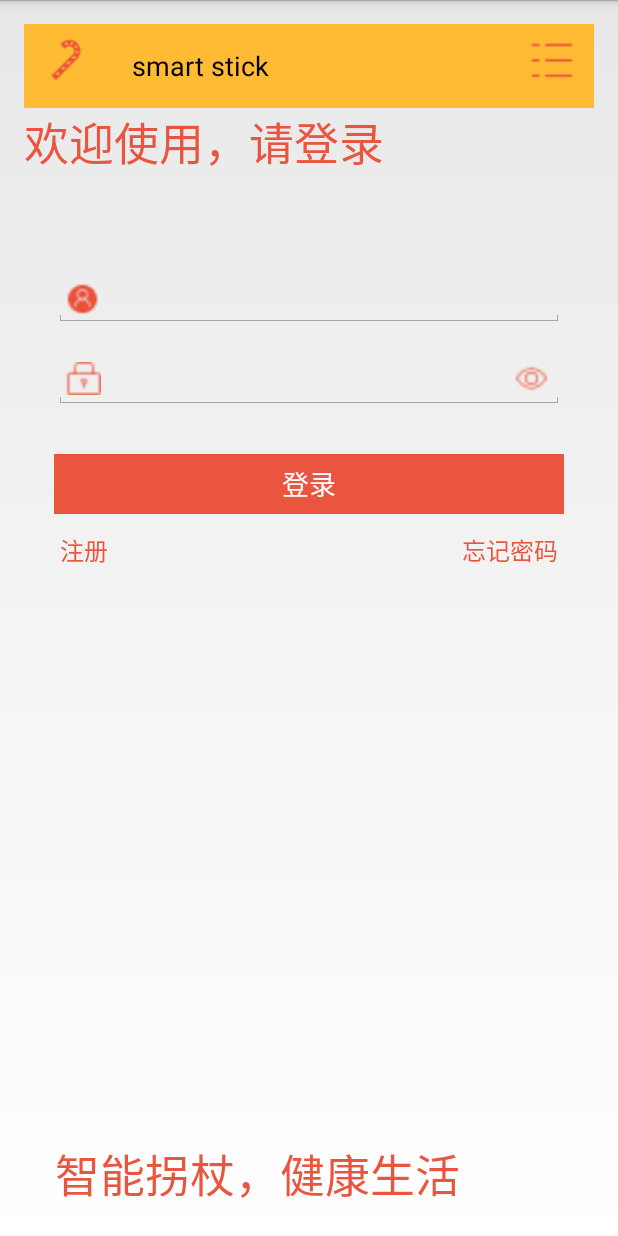
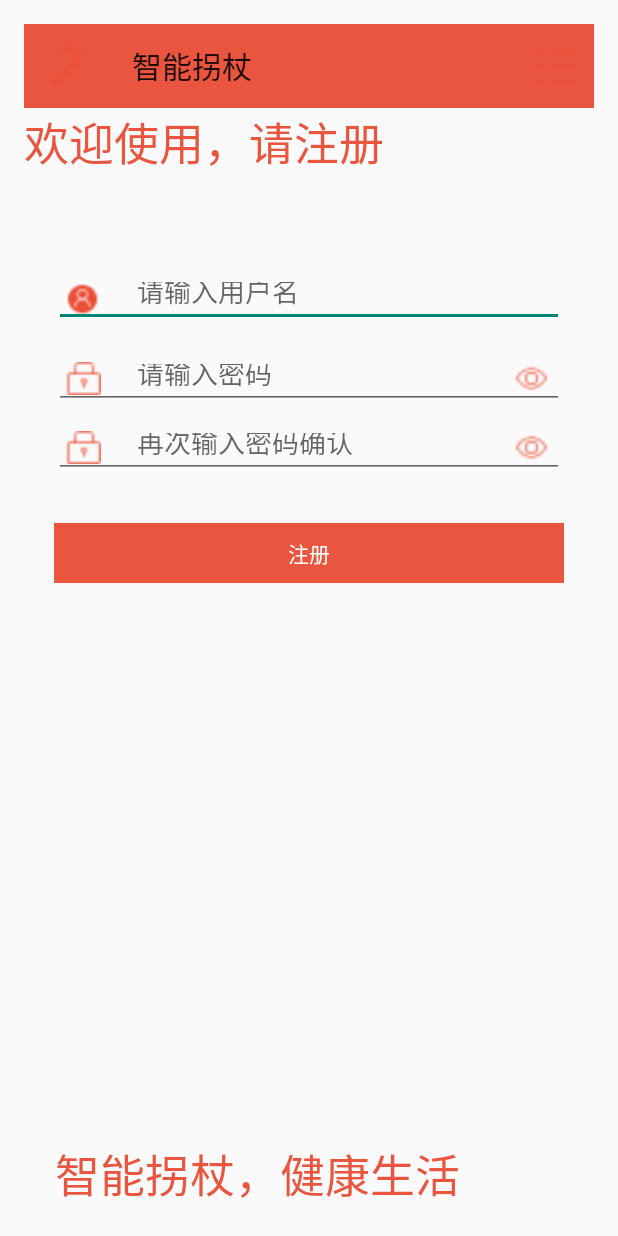
Before and after one commit to windyear/smart_stick, an Android app: the screen it shows after launch (MainActivity before the commit, register_Activity after it), after a tap on "注册", on a phone screen of 412 x 824 dp. Run offline under Robolectric (Android 15) with nearby library versions, the phone set to English and light mode, and no system bars.

Commit message:
注册登录界面完成！

```diff
--- a/build.gradle
+++ b/build.gradle
@@ -1,13 +1,13 @@
 apply plugin: 'com.android.application'
 
 android {
-    compileSdkVersion 21
+    compileSdkVersion 23
     buildToolsVersion "23.0.1"
 
     defaultConfig {
         applicationId "com.indoorlocate.smart_stick"
         minSdkVersion 21
-        targetSdkVersion 22
+        targetSdkVersion 23
         versionCode 1
         versionName "1.0"
     }
@@ -22,4 +22,6 @@ android {
 dependencies {
     compile fileTree(dir: 'libs', include: ['*.jar'])
     testCompile 'junit:junit:4.12'
+    compile 'com.android.support:cardview-v7:23.2.1'
+    compile 'com.android.support:recyclerview-v7:23.2.1'
 }
--- a/src/main/AndroidManifest.xml
+++ b/src/main/AndroidManifest.xml
@@ -20,10 +20,12 @@
             android:label="@string/app_name">
             <intent-filter>
                 <action android:name="android.intent.action.MAIN" />
+
                 <category android:name="android.intent.category.LAUNCHER" />
             </intent-filter>
         </activity>
-        <activity android:name=".menu_Activity"></activity>
+        <activity android:name=".menu_Activity" />
+        <activity android:name=".register_Activity"></activity>
     </application>
 
 </manifest>
--- a/src/main/java/com/indoorlocate/smart_stick/MainActivity.java
+++ b/src/main/java/com/indoorlocate/smart_stick/MainActivity.java
@@ -1,12 +1,16 @@
 package com.indoorlocate.smart_stick;
 
 import android.app.Activity;
+import android.app.ActivityOptions;
+import android.app.AlertDialog;
 import android.content.BroadcastReceiver;
 import android.content.ContentResolver;
 import android.content.ContentValues;
 import android.content.Context;
+import android.content.DialogInterface;
 import android.content.Intent;
 import android.content.IntentFilter;
+import android.content.SharedPreferences;
 import android.database.Cursor;
 import android.database.sqlite.SQLiteDatabase;
 import android.net.Uri;
@@ -16,12 +20,15 @@ import android.text.Editable;
 import android.text.InputType;
 import android.text.TextWatcher;
 import android.util.Log;
+import android.view.LayoutInflater;
 import android.view.Menu;
 import android.view.MenuItem;
 import android.view.View;
+import android.view.ViewGroup;
 import android.widget.Button;
 import android.widget.EditText;
 import android.widget.TextView;
+import android.widget.Toast;
 import android.widget.Toolbar;
 
 
@@ -37,6 +44,11 @@ public class MainActivity extends Activity implements View.OnClickListener {
     private TextView sms_body;
     private TextWatcher username_watcher;
     private TextWatcher password_watcher;
+    private EditText name;//注册时用户名
+    private EditText pw;//注册时密码
+    //用于存储密码
+    SharedPreferences sharedPreferences;
+    SharedPreferences.Editor editor;
     //用于显示短信内容
     private Uri SMS_INBOX=Uri.parse("content://sms/");
     //这里的只能接收到新发过来的短信
@@ -80,6 +92,8 @@ public class MainActivity extends Activity implements View.OnClickListener {
         mLoginButton = (Button) findViewById(R.id.login);//登录
         mLoginError  = (Button) findViewById(R.id.login_error);//忘记密码
         mRegister    = (Button) findViewById(R.id.register);//注册
+        name= (EditText) findViewById(R.id.dl_name);//注册用户名
+        pw= (EditText) findViewById(R.id.dl_pw);//注册密码
         //注册事件
         bt_username_clear.setOnClickListener(this);
         bt_pwd_clear.setOnClickListener(this);
@@ -87,16 +101,14 @@ public class MainActivity extends Activity implements View.OnClickListener {
         mLoginButton.setOnClickListener(this);
         mLoginError.setOnClickListener(this);
         mRegister.setOnClickListener(this);
+
         initWatcher();
         //注册监视器
         et_name.addTextChangedListener(username_watcher);
         et_pass.addTextChangedListener(password_watcher);
-        //et_name.addTextChangedListener(username_watcher);
-        //et_pass.addTextChangedListener(password_watcher);
         //ONLYTEST     = (Button) findViewById(R.id.registfer);
         //ONLYTEST.setOnClickListener(this);
         //ONLYTEST.setOnLongClickListener((OnLongClickListener) this);
-
 
         sms_body=(TextView)findViewById(R.id.sms_body);
         //动态注册广播
@@ -104,6 +116,12 @@ public class MainActivity extends Activity implements View.OnClickListener {
         registerReceiver(sms_Receiver, intent);
         //利用contentprovider直接读取系统中存储的信息
         //获取处理的对象
+        //利用sharepereference存储数据
+        sharedPreferences=this.getSharedPreferences("password",Context.MODE_PRIVATE);
+        editor=sharedPreferences.edit();
+        //预先存储一组用户，用户名123，密码aaaa
+        editor.putString("123","aaaa");
+        editor.commit();
     }
 
     private void initWatcher() {
@@ -196,12 +214,60 @@ public class MainActivity extends Activity implements View.OnClickListener {
                 break;
             case R.id.login_error: //无法登陆(忘记密码了吧)
                 Log.v("msg","忘记密码！");
+                LayoutInflater inflater = getLayoutInflater();
+                View layout = inflater.inflate(R.layout.dialog_layout, (ViewGroup) findViewById(R.id.dialog));
+                AlertDialog.Builder builder = new AlertDialog.Builder(MainActivity.this);
+                builder.setTitle("用户注册").setView(layout);
+                //确定按钮点击事件
+                builder.setPositiveButton("确定", new DialogInterface.OnClickListener()
+                {
+                    @Override
+                    public void onClick(DialogInterface dialog, int which)
+                    {
+                        editor.putString(name.getText().toString(),pw.getText().toString());
+                        editor.commit();
+                        Toast.makeText(MainActivity.this, "注册成功", Toast.LENGTH_SHORT).show();
+                    }
+                });
+                //    设置一个NegativeButton
+                builder.setNegativeButton("取消", new DialogInterface.OnClickListener()
+                {
+                    @Override
+                    public void onClick(DialogInterface dialog, int which)
+                    {
+                        Toast.makeText(MainActivity.this, "已取消注册 " , Toast.LENGTH_SHORT).show();
+                    }
+                });
+                builder.show();
+                //确定按钮点击事件
+                builder.setPositiveButton("确定", new DialogInterface.OnClickListener()
+                {
+                    @Override
+                    public void onClick(DialogInterface dialog, int which)
+                    {
+                        editor.putString(name.getText().toString(),pw.getText().toString());
+                        editor.commit();
+                        Toast.makeText(MainActivity.this, "注册成功", Toast.LENGTH_SHORT).show();
+                    }
+                });
+                //    设置一个NegativeButton
+                builder.setNegativeButton("取消", new DialogInterface.OnClickListener()
+                {
+                    @Override
+                    public void onClick(DialogInterface dialog, int which)
+                    {
+                        Toast.makeText(MainActivity.this, "已取消注册 " , Toast.LENGTH_SHORT).show();
+                    }
+                });
+                builder.show();
 //   Intent login_error_intent=new Intent();
 //   login_error_intent.setClass(LoginActivity.this, ForgetCodeActivity.class);
 //   startActivity(login_error_intent);
                 break;
             case R.id.register:    //注册新的用户
                 Log.v("msg","注册新用户！");
+                Intent intent=new Intent(this,register_Activity.class);
+                startActivity(intent, ActivityOptions.makeSceneTransitionAnimation(this).toBundle());
 //   Intent intent=new Intent();
 //   intent.setClass(LoginActivity.this, ValidatePhoneNumActivity.class);
 //   startActivity(intent);
@@ -235,7 +301,18 @@ public class MainActivity extends Activity implements View.OnClickListener {
     }
 
     private void login() {
+        String password=sharedPreferences.getString(et_name.getText().toString(),null);
+        if(password==null){
+            Log.v("msg","没有该用户，请重新输入");
+            et_name.setText("");
+            et_pass.setText("");
+        }
+       else if(password.equals(et_pass.getText().toString())){
         Intent intent=new Intent(this,menu_Activity.class);
-        startActivity(intent);
+        startActivity(intent, ActivityOptions.makeSceneTransitionAnimation(this).toBundle());
+        }else{
+            Log.v("msg","密码错误，请重新输入密码");
+            et_pass.setText("");
+        }
     }
 }
--- /dev/null
+++ b/src/main/java/com/indoorlocate/smart_stick/register_Activity.java
@@ -0,0 +1,193 @@
+package com.indoorlocate.smart_stick;
+
+import android.app.Activity;
+import android.app.ActivityOptions;
+import android.content.Context;
+import android.content.Intent;
+import android.content.SharedPreferences;
+import android.os.Bundle;
+import android.text.Editable;
+import android.text.InputType;
+import android.text.TextWatcher;
+import android.util.Log;
+import android.view.Menu;
+import android.view.MenuItem;
+import android.view.View;
+import android.widget.Button;
+import android.widget.EditText;
+import android.widget.Toast;
+import android.widget.Toolbar;
+
+
+public class register_Activity extends Activity implements View.OnClickListener {
+    //声明所有控件
+    private Button rbt_username_clear;
+    private Button rbt_pwd_clear;
+    private Button rbt_pwd_clear1;
+    private Button rbt_pwd_eye;
+    private Button rbt_pwd_eye1;
+    private Button mRegister;
+    private EditText ret_name, ret_pass,ret_pass1;
+    private TextWatcher username_watcher;
+    private TextWatcher password_watcher;
+    private TextWatcher password_watcher1;
+    //用于存储密码
+    SharedPreferences sharedPreferences;
+    SharedPreferences.Editor editor;
+    //用于显示短信内容
+    @Override
+    protected void onCreate(Bundle savedInstanceState) {
+        super.onCreate(savedInstanceState);
+        setContentView(R.layout.register_layout);
+        //获取toolbar
+        Toolbar toolbar= (Toolbar) findViewById(R.id.rtoolbar);
+        setActionBar(toolbar);
+        //获取所有空间对象以及设置监听事件
+        ret_name = (EditText) findViewById(R.id.rusername);//登录名
+        ret_pass = (EditText) findViewById(R.id.rpassword);//密码
+        ret_pass1 = (EditText) findViewById(R.id.rpassword1);//密码
+        rbt_username_clear = (Button)findViewById(R.id.rbt_username_clear);//清除登录名
+        rbt_pwd_clear = (Button)findViewById(R.id.rbt_pwd_clear);//清除密码
+        rbt_pwd_clear1 = (Button)findViewById(R.id.rbt_pwd_clear1);//清除密码1
+        rbt_pwd_eye = (Button)findViewById(R.id.rbt_pwd_eye);//显示密码
+        rbt_pwd_eye1 = (Button)findViewById(R.id.rbt_pwd_eye1);//显示密码1
+        mRegister    = (Button) findViewById(R.id.mregister);//注册
+        //注册事件
+        rbt_username_clear.setOnClickListener(this);
+        rbt_pwd_clear.setOnClickListener(this);
+        rbt_pwd_eye.setOnClickListener(this);
+        mRegister.setOnClickListener(this);
+        rbt_pwd_clear1.setOnClickListener(this);
+        rbt_pwd_eye1.setOnClickListener(this);
+        initWatcher();
+        //注册监视器
+        ret_name.addTextChangedListener(username_watcher);
+        ret_pass.addTextChangedListener(password_watcher);
+        ret_pass1.addTextChangedListener(password_watcher1);
+        //利用contentprovider直接读取系统中存储的信息
+        //获取处理的对象
+        //利用sharepereference存储数据
+        sharedPreferences=this.getSharedPreferences("password", Context.MODE_PRIVATE);
+        editor=sharedPreferences.edit();
+    }
+
+    private void initWatcher() {
+        username_watcher = new TextWatcher() {
+            public void onTextChanged(CharSequence s, int start, int before, int count) {}
+            public void beforeTextChanged(CharSequence s, int start, int count,int after) {}
+            public void afterTextChanged(Editable s) {
+                ret_pass.setText("");
+                ret_pass1.setText("");
+                if(s.toString().length()>0){
+                    rbt_username_clear.setVisibility(View.VISIBLE);
+                }else{
+                    rbt_username_clear.setVisibility(View.INVISIBLE);
+                }
+            }
+        };
+
+        password_watcher = new TextWatcher() {
+            public void onTextChanged(CharSequence s, int start, int before, int count) {}
+            public void beforeTextChanged(CharSequence s, int start, int count,int after) {}
+            public void afterTextChanged(Editable s) {
+                if(s.toString().length()>0){
+                    rbt_pwd_clear.setVisibility(View.VISIBLE);
+                }else{
+                    rbt_pwd_clear.setVisibility(View.INVISIBLE);
+                }
+            }
+        };
+        password_watcher1 = new TextWatcher() {
+            public void onTextChanged(CharSequence s, int start, int before, int count) {}
+            public void beforeTextChanged(CharSequence s, int start, int count,int after) {}
+            public void afterTextChanged(Editable s) {
+                if(s.toString().length()>0){
+                    rbt_pwd_clear1.setVisibility(View.VISIBLE);
+                }else{
+                    rbt_pwd_clear1.setVisibility(View.INVISIBLE);
+                }
+            }
+        };
+    }
+
+    @Override
+    public boolean onCreateOptionsMenu(Menu menu) {
+        // Inflate the menu; this adds items to the action bar if it is present.
+        getMenuInflater().inflate(R.menu.menu_main, menu);
+        return true;
+    }
+
+    public boolean onOptionsItemSelected(MenuItem item) {
+        // Handle action bar item clicks here. The action bar will
+        // automatically handle clicks on the Home/Up button, so long
+        // as you specify a parent activity in AndroidManifest.xml.
+        int id = item.getItemId();
+
+        //noinspection SimplifiableIfStatement
+        if (id == R.id.titlebar_setting) {
+            return true;
+        }
+
+        return super.onOptionsItemSelected(item);
+    }
+
+
+    //实现单击事件,将可能用到的按钮事件都实现
+    @Override
+    public void onClick(View v) {
+        switch (v.getId()) {
+            case R.id.mregister:  //注册成功
+                Log.v("msg","注册中！");
+                String temp_name=sharedPreferences.getString(ret_name.getText().toString(),null);
+                String name=ret_name.getText().toString();
+                String temp_pw=ret_pass.getText().toString();
+                if(temp_name==null){
+                    if(ret_pass.getText().toString().equals(ret_pass1.getText().toString())){
+                    Toast.makeText(register_Activity.this, "注册成功", Toast.LENGTH_SHORT).show();
+                        editor.putString(name,temp_pw);
+                        editor.commit();
+                        Intent intent=new Intent(register_Activity.this,MainActivity.class);
+                        startActivity(intent, ActivityOptions.makeSceneTransitionAnimation(this).toBundle());
+                        }
+                    else{
+                        Toast.makeText(register_Activity.this, "密码不一致！", Toast.LENGTH_SHORT).show();
+                    }
+                }else{
+                    Toast.makeText(register_Activity.this, "注册失败，用户名已存在", Toast.LENGTH_SHORT).show();
+                }
+                break;
+            case R.id.rbt_username_clear:
+                ret_name.setText("");
+                ret_pass.setText("");
+                ret_pass1.setText("");
+                break;
+            case R.id.rbt_pwd_clear:
+                ret_pass.setText("");
+                ret_pass1.setText("");
+                break;
+            case R.id.rbt_pwd_clear1:
+                ret_pass1.setText("");
+                break;
+            case R.id.rbt_pwd_eye:
+                if(ret_pass.getInputType() == (InputType.TYPE_CLASS_TEXT|InputType.TYPE_TEXT_VARIATION_PASSWORD)){
+                    rbt_pwd_eye.setBackgroundResource(R.drawable.see);
+                    ret_pass.setInputType(InputType.TYPE_CLASS_TEXT|InputType.TYPE_TEXT_VARIATION_NORMAL);
+                }else{
+                    rbt_pwd_eye.setBackgroundResource(R.drawable.see);
+                    ret_pass.setInputType(InputType.TYPE_CLASS_TEXT|InputType.TYPE_TEXT_VARIATION_PASSWORD);
+                }
+                ret_pass.setSelection(ret_pass.getText().toString().length());
+                break;
+            case R.id.rbt_pwd_eye1:
+                if(ret_pass1.getInputType() == (InputType.TYPE_CLASS_TEXT|InputType.TYPE_TEXT_VARIATION_PASSWORD)){
+                    rbt_pwd_eye1.setBackgroundResource(R.drawable.see);
+                    ret_pass1.setInputType(InputType.TYPE_CLASS_TEXT|InputType.TYPE_TEXT_VARIATION_NORMAL);
+                }else{
+                    rbt_pwd_eye1.setBackgroundResource(R.drawable.see);
+                    ret_pass1.setInputType(InputType.TYPE_CLASS_TEXT|InputType.TYPE_TEXT_VARIATION_PASSWORD);
+                }
+                ret_pass1.setSelection(ret_pass.getText().toString().length());
+                break;
+        }
+    }
+}
--- a/src/main/res/layout/activity_main.xml
+++ b/src/main/res/layout/activity_main.xml
@@ -14,8 +14,8 @@
         android:layout_height="wrap_content"
         android:layout_alignParentEnd="false"
         android:navigationIcon="@drawable/stick"
-        android:title="smart stick"
-        android:background="@android:color/holo_orange_light">
+        android:title="智能拐杖"
+        android:background="#ea553f">
         </Toolbar>
         <RelativeLayout
             android:id="@+id/login_layout"
--- /dev/null
+++ b/src/main/res/layout/register_layout.xml
@@ -0,0 +1,197 @@
+<RelativeLayout xmlns:android="http://schemas.android.com/apk/res/android"
+    xmlns:tools="http://schemas.android.com/tools"
+    android:layout_width="match_parent"
+    android:layout_height="match_parent"
+    android:paddingLeft="@dimen/activity_horizontal_margin"
+    android:paddingRight="@dimen/activity_horizontal_margin"
+    android:paddingTop="@dimen/activity_vertical_margin"
+    android:paddingBottom="@dimen/activity_vertical_margin"
+    tools:context=".register_Activity">
+    <Toolbar
+        android:layout_alignParentTop="true"
+        android:id="@+id/rtoolbar"
+        android:layout_width="match_parent"
+        android:layout_height="wrap_content"
+        android:layout_alignParentEnd="false"
+        android:navigationIcon="@drawable/stick"
+        android:title="智能拐杖"
+        android:background="#ea553f">
+    </Toolbar>
+    <RelativeLayout
+        android:id="@+id/rlogin_layout"
+        android:layout_width="fill_parent"
+        android:layout_height="wrap_content"
+        android:layout_marginLeft="20dp"
+        android:layout_marginRight="20dp"
+        android:layout_below="@+id/sms_body"
+        android:gravity="center">
+        <FrameLayout
+            android:id="@+id/rusername_layout"
+            android:layout_width="fill_parent"
+            android:layout_height="wrap_content"
+            android:layout_marginTop="55dp"
+            android:gravity="center" >
+            <EditText
+                android:id="@+id/rusername"
+                android:layout_width="fill_parent"
+                android:layout_height="40dp"
+                android:layout_marginTop="5dp"
+                android:inputType="number"
+                android:paddingRight="60dp"
+                android:maxLength="20"
+                android:paddingLeft="55dp"
+                android:hint="请输入用户名">
+            </EditText>
+            <ImageView
+                android:layout_width="22dp"
+                android:layout_height="21dp"
+                android:layout_marginLeft="8dp"
+                android:layout_gravity="left|center_vertical"
+                android:background="@drawable/login"
+                android:visibility="visible" />
+            <TextView
+                android:id="@+id/rcontry_sn"
+                android:layout_width="40dp"
+                android:layout_height="50dp"
+                android:layout_gravity="left|center_vertical"
+                android:layout_marginTop="4dp"
+                android:gravity="center"
+                android:text="+62"
+                android:textColor="@android:color/black"
+                android:textSize="18sp"
+                android:visibility="invisible" />
+
+            <Button
+                android:id="@+id/rbt_username_clear"
+                android:layout_width="23dp"
+                android:layout_height="23dp"
+                android:background="@drawable/close"
+                android:layout_gravity="right|center_vertical"
+                android:layout_marginRight="10dp"
+                android:visibility="invisible"
+                />
+        </FrameLayout>
+        <FrameLayout
+            android:id="@+id/rusercode_layout"
+            android:layout_width="fill_parent"
+            android:layout_height="wrap_content"
+            android:layout_below="@id/rusername_layout"
+            android:layout_marginTop="6dp"
+            android:gravity="center" >
+            <EditText
+                android:id="@+id/rpassword"
+                android:layout_width="fill_parent"
+                android:layout_height="40dp"
+                android:inputType="textPassword"
+                android:paddingRight="60dp"
+                android:maxLength="20"
+                android:paddingLeft="55dp"
+                android:hint="请输入密码">
+            </EditText>
+            <ImageView
+                android:layout_width="24dp"
+                android:layout_height="22dp"
+                android:layout_marginLeft="7dp"
+                android:layout_gravity="left|center_vertical"
+                android:background="@drawable/lock" />
+            <Button
+                android:id="@+id/rbt_pwd_eye"
+                android:layout_width="23dp"
+                android:layout_height="23dp"
+                android:background="@drawable/see"
+                android:layout_gravity="right|center_vertical"
+                android:layout_marginRight="10dp"
+                />
+            <Button
+                android:id="@+id/rbt_pwd_clear"
+                android:layout_width="23dp"
+                android:layout_height="23dp"
+                android:background="@drawable/close"
+                android:visibility="invisible"
+                android:layout_gravity="right|center_vertical"
+                android:layout_marginRight="33dp"
+                />
+        </FrameLayout>
+
+        <FrameLayout
+            android:id="@+id/rusercode_layout1"
+            android:layout_width="fill_parent"
+            android:layout_height="wrap_content"
+            android:layout_below="@id/rusercode_layout"
+            android:layout_marginTop="6dp"
+            android:gravity="center" >
+            <EditText
+                android:id="@+id/rpassword1"
+                android:layout_width="fill_parent"
+                android:layout_height="40dp"
+                android:inputType="textPassword"
+                android:paddingRight="60dp"
+                android:maxLength="20"
+                android:paddingLeft="55dp"
+                android:hint="再次输入密码确认">
+            </EditText>
+            <ImageView
+                android:layout_width="24dp"
+                android:layout_height="22dp"
+                android:layout_marginLeft="7dp"
+                android:layout_gravity="left|center_vertical"
+                android:background="@drawable/lock" />
+            <Button
+                android:id="@+id/rbt_pwd_eye1"
+                android:layout_width="23dp"
+                android:layout_height="23dp"
+                android:background="@drawable/see"
+                android:layout_gravity="right|center_vertical"
+                android:layout_marginRight="10dp"
+                />
+            <Button
+                android:id="@+id/rbt_pwd_clear1"
+                android:layout_width="23dp"
+                android:layout_height="23dp"
+                android:background="@drawable/close"
+                android:visibility="invisible"
+                android:layout_gravity="right|center_vertical"
+                android:layout_marginRight="33dp"
+                />
+        </FrameLayout>
+        <Button
+            android:id="@+id/mregister"
+            android:layout_width="fill_parent"
+            android:layout_height="40dp"
+            android:layout_below="@id/rusercode_layout1"
+            android:layout_marginTop="30dp"
+            android:background="#ea553f"
+            android:textColor="@android:color/white"
+            android:gravity="center"
+            android:text="注册" />
+    </RelativeLayout>
+    <RelativeLayout
+        android:id="@+id/remember_layout000"
+        android:layout_width="wrap_content"
+        android:layout_height="wrap_content"
+        android:layout_alignParentBottom="true"
+        android:layout_marginBottom="1dp"
+        android:layout_marginLeft="20dp"
+        android:layout_marginRight="20dp" >
+        <Button
+            android:id="@+id/registfer"
+            android:layout_width="wrap_content"
+            android:layout_height="wrap_content"
+            android:background="#00000000"
+            android:gravity="center"
+            android:singleLine="true"
+            android:text="智能拐杖，健康生活"
+            android:textSize="30sp"
+            android:visibility="visible"
+            android:textColor="#e9553f" />
+    </RelativeLayout>
+    <TextView
+        android:text="欢迎使用，请注册"
+        android:textColor="#e9553f"
+        android:textSize="30sp"
+        android:layout_width="wrap_content"
+        android:layout_height="wrap_content"
+        android:id="@+id/sms_body"
+        android:layout_below="@+id/rtoolbar"
+        />
+</RelativeLayout>
--- a/src/main/res/values-v21/styles.xml
+++ b/src/main/res/values-v21/styles.xml
@@ -1,5 +1,5 @@
 <?xml version="1.0" encoding="utf-8"?>
 <resources>
-    <style name="AppTheme" parent="android:Theme.Holo.Light.NoActionBar">
+    <style name="AppTheme" parent="android:Theme.Material.Light.NoActionBar">
     </style>
 </resources>
--- a/src/main/res/values/styles.xml
+++ b/src/main/res/values/styles.xml
@@ -1,7 +1,6 @@
 <resources>
 
     <!-- Base application theme. -->
-    <style name="AppTheme" parent="android:Theme.Holo.Light.NoActionBar">
+    <style name="AppTheme" parent="android:Theme.Material.Light.NoActionBar">
     </style>
-
 </resources>
```
Also changed, not shown: src/main/java/com/indoorlocate/smart_stick/MyAdapter.java (added, +63 -0 lines), src/main/java/com/indoorlocate/smart_stick/menu_Activity.java (+30 -1 lines), src/main/res/layout/activity_menu_.xml (+7 -6 lines), src/main/res/layout/dialog_layout.xml (added, +50 -0 lines), src/main/res/layout/item.xml (added, +38 -0 lines), 1 other file.
